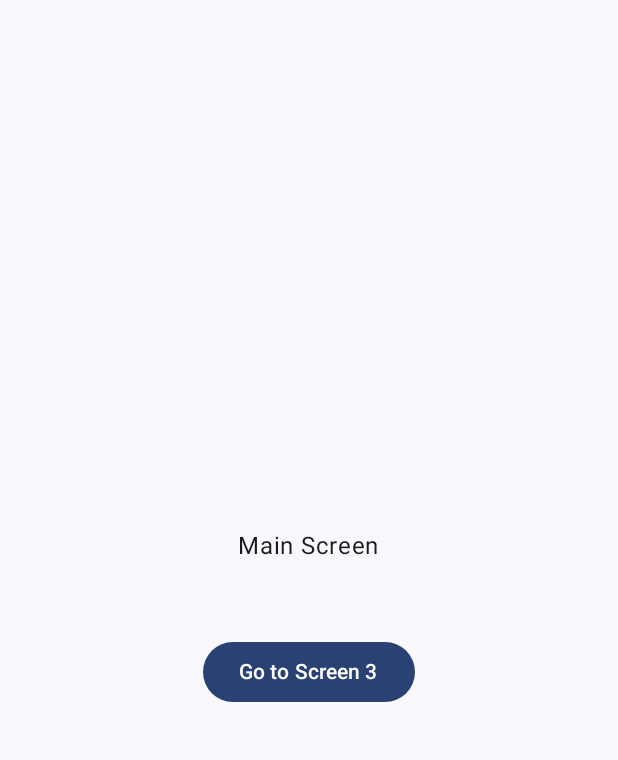
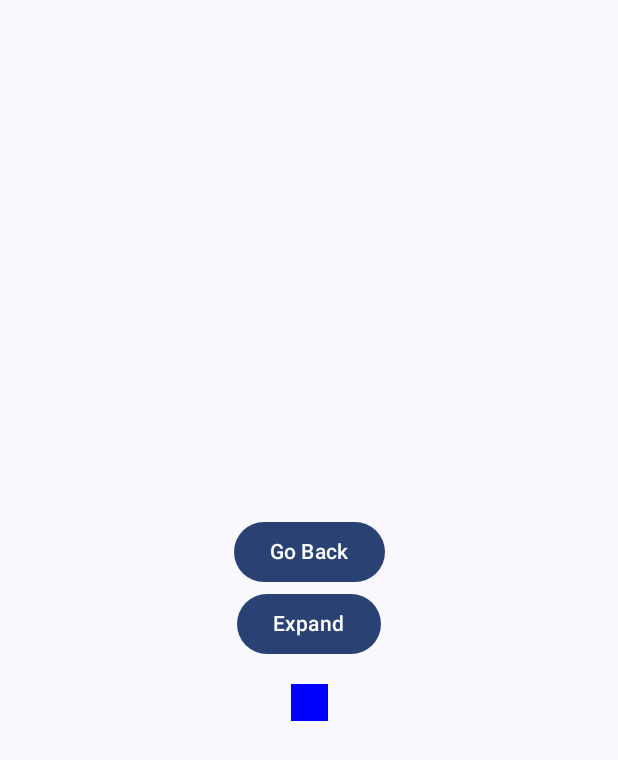
Before and after one commit to void-zenith/animation-android, an Android app built with Jetpack Compose: the composable Screen3 shown on its own in the app's theme, on a phone screen of 412 x 824 dp. Shown: the top 760 px of the screen. Run offline under Robolectric (Android 15) with nearby library versions, the phone set to English and light mode, and no system bars.

Commit message:
implemented screen 3 and 4

```diff
--- a/app/src/main/java/com/zenith/animation_assignment/MainActivity.kt
+++ b/app/src/main/java/com/zenith/animation_assignment/MainActivity.kt
@@ -13,6 +13,8 @@ import androidx.navigation.compose.rememberNavController
 import com.zenith.animation_assignment.screen.MainScreen
 import com.zenith.animation_assignment.screen.Screen1
 import com.zenith.animation_assignment.screen.Screen2
+import com.zenith.animation_assignment.screen.Screen3
+import com.zenith.animation_assignment.screen.Screen4
 
 class MainActivity : ComponentActivity() {
     override fun onCreate(savedInstanceState: Bundle?) {
@@ -37,6 +39,8 @@ fun AnimationApp(navController: NavHostController) {
                 composable(Screens.MainScreen.route) { MainScreen(navController) }
                 composable(Screens.Screen1.route) { Screen1(navController) }
                 composable(Screens.Screen2.route) { Screen2(navController) }
+                composable(Screens.Screen3.route) { Screen3(navController) }
+                composable(Screens.Screen4.route) { Screen4(navController) }
 
                 // Add composable functions for other screens
             }
--- a/app/src/main/java/com/zenith/animation_assignment/screen/MainScreen.kt
+++ b/app/src/main/java/com/zenith/animation_assignment/screen/MainScreen.kt
@@ -36,13 +36,13 @@ fun MainScreen(navController: NavController) {
         }
         Text("Check out the Value based Animation : 2")
         Button(onClick = {
-            navController.navigate("screen2")
+            navController.navigate("screen3")
         }) {
             Text("Go to Animation 3")
         }
         Text("Check out the Gesture based Animation")
         Button(onClick = {
-            navController.navigate("screen1")
+            navController.navigate("screen4")
         }) {
             Text("Go to Animation 4")
         }
--- a/app/src/main/java/com/zenith/animation_assignment/screen/Screen3.kt
+++ b/app/src/main/java/com/zenith/animation_assignment/screen/Screen3.kt
@@ -1,5 +1,10 @@
 package com.zenith.animation_assignment.screen
 
+import android.annotation.SuppressLint
+import androidx.compose.animation.core.Animatable
+import androidx.compose.animation.core.animateFloatAsState
+import androidx.compose.animation.core.tween
+import androidx.compose.foundation.background
 import androidx.compose.foundation.layout.*
 import androidx.compose.foundation.text.BasicTextField
 import androidx.compose.material3.Button
@@ -7,14 +12,17 @@ import androidx.compose.material3.Text
 import androidx.compose.runtime.*
 import androidx.compose.ui.Alignment
 import androidx.compose.ui.Modifier
+import androidx.compose.ui.graphics.Color
 import androidx.compose.ui.text.input.TextFieldValue
 import androidx.navigation.NavController
 import androidx.compose.ui.unit.dp
-
+import kotlinx.coroutines.delay
+import kotlinx.coroutines.launch
+@SuppressLint("RememberReturnType")
 @Composable
 fun Screen3(navController: NavController) {
-    var textFieldValue by remember { mutableStateOf(TextFieldValue()) }
-
+    var isExpanded by remember { mutableStateOf(false) }
+    val targetValue = if (isExpanded) 200f else 0f
     Column(
         modifier = Modifier
             .fillMaxSize()
@@ -22,22 +30,38 @@ fun Screen3(navController: NavController) {
         verticalArrangement = Arrangement.Center,
         horizontalAlignment = Alignment.CenterHorizontally
     ) {
-        Text("Main Screen")
-        Spacer(modifier = Modifier.height(16.dp))
-        BasicTextField(
-            value = textFieldValue,
-            onValueChange = { textFieldValue = it },
-            singleLine = true,
-            modifier = Modifier.fillMaxWidth()
+        Button(onClick={navController.navigate("main")}){
+            Text("Go Back")
+        }
+        Button(
+            onClick = {
+                isExpanded = !isExpanded
+            },
+            modifier = Modifier.padding(bottom = 16.dp)
+        ) {
+            if (isExpanded) {
+                Text(text = "Collapse")
+            } else {
+                Text(text = "Expand")
+            }
+        }
+
+        val animatedSize by animateFloatAsState(
+            targetValue = targetValue,
+            animationSpec = tween(durationMillis = 1000)
         )
-        Spacer(modifier = Modifier.height(16.dp))
-        Button(onClick = {
-            val inputText = textFieldValue.text
-            if (inputText.isNotBlank()) {
-                navController.navigate("screen2")
+
+        Box(
+            modifier = Modifier
+                .size(animatedSize.dp)
+                .background(Color.Blue)
+        )
+
+        LaunchedEffect(isExpanded) {
+            while (true) {
+                delay(1000)
+                isExpanded = !isExpanded
             }
-        }) {
-            Text("Go to Screen 3")
         }
     }
 }
```
Also changed, not shown: app/src/main/java/com/zenith/animation_assignment/screen/Screen4.kt (+29 -25 lines).
